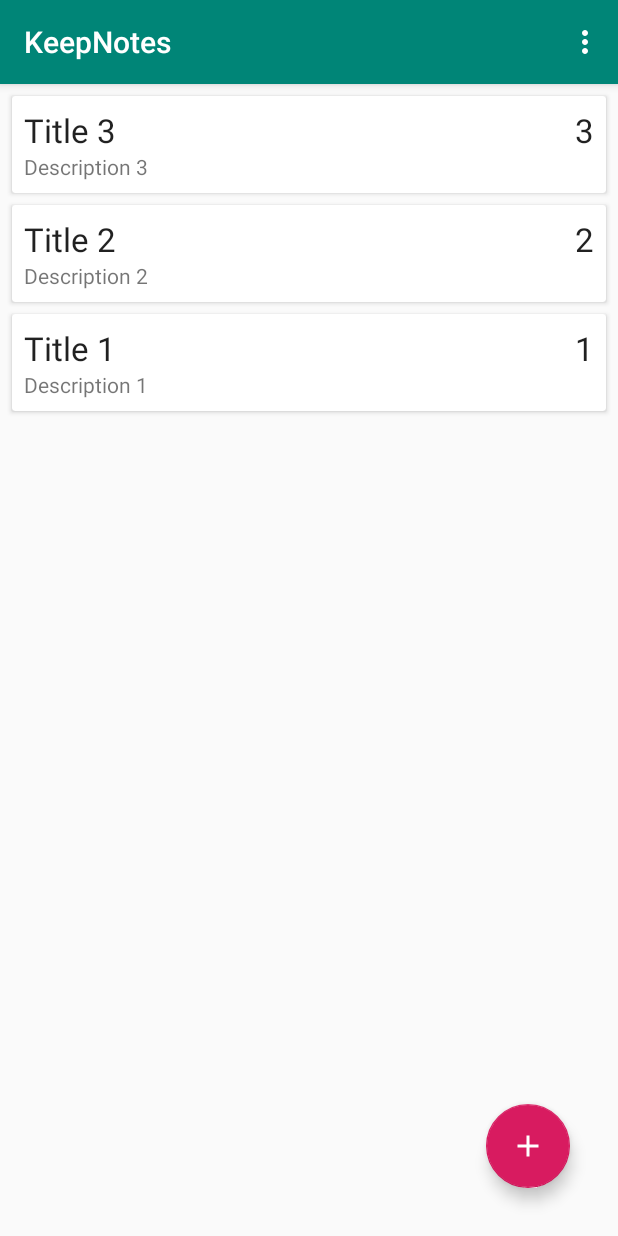
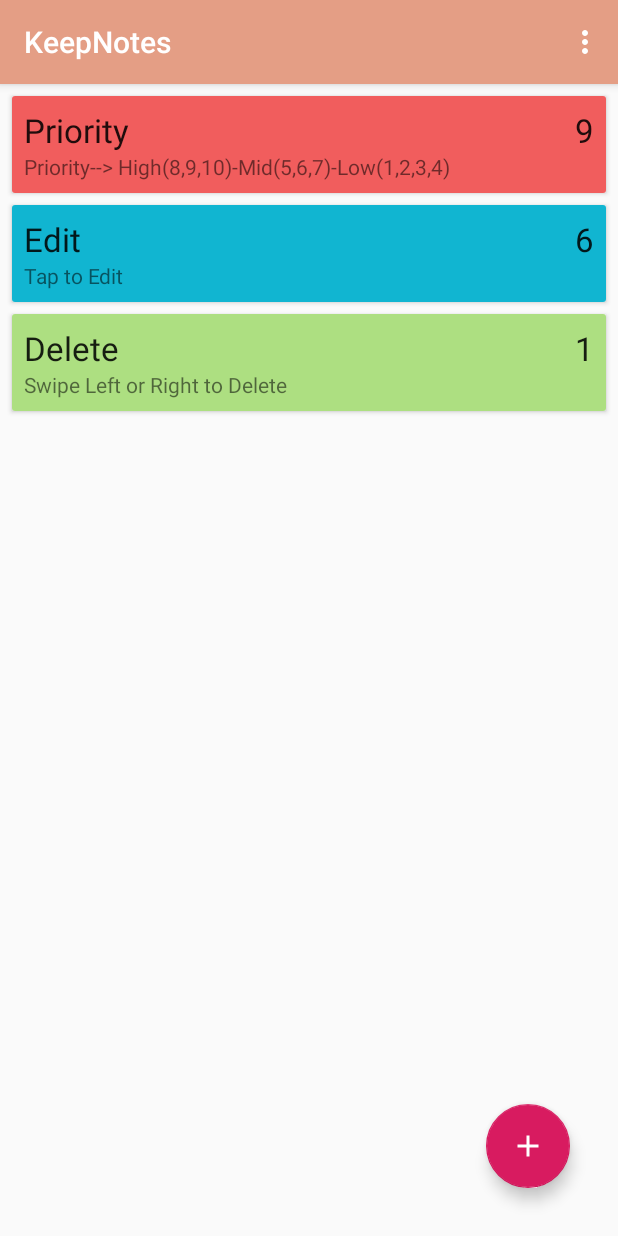
Before and after one commit to gauravdwivedi/KeepNotes, an Android app: the screen it shows after launch (MainActivity), on a phone screen of 412 x 824 dp. Run offline under Robolectric (Android 15) with nearby library versions, the phone set to English and light mode, and no system bars; our stand-ins replace Room's generated code.

Commit message:
Second commit

```diff
--- a/app/src/main/java/com/focustowardsfuture/gaurav/keepnotes/AddEditNoteActivity.java
+++ b/app/src/main/java/com/focustowardsfuture/gaurav/keepnotes/AddEditNoteActivity.java
@@ -31,6 +31,7 @@ private NumberPicker numberPickerPriority;
         edittextTitle = findViewById(R.id.edit_text_title);
         editTextDescription = findViewById(R.id.edit_text_description);
         numberPickerPriority = findViewById(R.id.number_picker_priority);
+
 
         numberPickerPriority.setMinValue(1);
         numberPickerPriority.setMaxValue(10);
--- a/app/src/main/java/com/focustowardsfuture/gaurav/keepnotes/MainActivity.java
+++ b/app/src/main/java/com/focustowardsfuture/gaurav/keepnotes/MainActivity.java
@@ -151,6 +151,10 @@ public class MainActivity extends AppCompatActivity {
                 Toast.makeText(this, "All Notes deleted", Toast.LENGTH_SHORT).show();
                 return true;
 
+            case R.id.about_us:
+                Intent i =new Intent(MainActivity.this,AboutUs.class);
+                startActivity(i);
+
                 default:
                     return super.onOptionsItemSelected(item);
         }
--- a/app/src/main/java/com/focustowardsfuture/gaurav/keepnotes/NoteAdapter.java
+++ b/app/src/main/java/com/focustowardsfuture/gaurav/keepnotes/NoteAdapter.java
@@ -3,6 +3,7 @@ package com.focustowardsfuture.gaurav.keepnotes;
 import android.view.LayoutInflater;
 import android.view.View;
 import android.view.ViewGroup;
+import android.widget.RelativeLayout;
 import android.widget.TextView;
 
 import androidx.annotation.NonNull;
@@ -20,6 +21,7 @@ public class NoteAdapter extends ListAdapter<Note, NoteAdapter.NoteHolde> {
 
    // private List<Note> notes = new ArrayList<>(); //bcz we passed the list to the super class, it will takecare of it
     private OnItemClickListener listener;
+
 
     public NoteAdapter() {
         super(DIFF_CALLBACK);
@@ -54,12 +56,14 @@ public class NoteAdapter extends ListAdapter<Note, NoteAdapter.NoteHolde> {
         holder.textViewTitle.setText(currentNote.getTitle());
         holder.textViewDescription.setText(currentNote.getDescription());
         holder.textViewPriority.setText(String.valueOf(currentNote.getPriority()));
-
+        if(currentNote.getPriority()>7){
+            holder.relativeLayout.setBackgroundResource(R.color.priorityHigh);
+        } else if(currentNote.getPriority()>4 && currentNote.getPriority()<8){
+            holder.relativeLayout.setBackgroundResource(R.color.priorityMid);
+        }else{
+            holder.relativeLayout.setBackgroundResource(R.color.priorityLow);
+        }
     }
-
-
-
-
     public Note getNoteAt(int position) {
         return getItem(position);
     }
@@ -69,6 +73,7 @@ public class NoteAdapter extends ListAdapter<Note, NoteAdapter.NoteHolde> {
         private TextView textViewTitle;
         private TextView textViewDescription;
         private TextView textViewPriority;
+        private RelativeLayout relativeLayout;
 
 
         public NoteHolde(@NonNull View itemView) {
@@ -76,6 +81,8 @@ public class NoteAdapter extends ListAdapter<Note, NoteAdapter.NoteHolde> {
             textViewTitle = itemView.findViewById(R.id.text_view_title);
             textViewDescription = itemView.findViewById(R.id.text_view_description);
             textViewPriority = itemView.findViewById(R.id.text_view_priority);
+            relativeLayout=itemView.findViewById(R.id.container);
+
 
             itemView.setOnClickListener(new View.OnClickListener() {
                 @Override
--- a/app/src/main/java/com/focustowardsfuture/gaurav/keepnotes/NoteDatabase.java
+++ b/app/src/main/java/com/focustowardsfuture/gaurav/keepnotes/NoteDatabase.java
@@ -46,9 +46,9 @@ public abstract class NoteDatabase extends RoomDatabase {
         }
         @Override
         protected Void doInBackground(Void... voids) {
-            noteDao.insert(new Note("Title 1","Description 1", 1));
-            noteDao.insert(new Note("Title 2","Description 2", 2));
-            noteDao.insert(new Note("Title 3","Description 3", 3));
+            noteDao.insert(new Note("Delete","Swipe Left or Right to Delete", 1));
+            noteDao.insert(new Note("Edit","Tap to Edit", 6));
+            noteDao.insert(new Note("Priority","Priority--> High(8,9,10)-Mid(5,6,7)-Low(1,2,3,4)", 9));
             return null;
         }
     }
--- a/app/src/main/res/layout/activity_add_note.xml
+++ b/app/src/main/res/layout/activity_add_note.xml
@@ -5,6 +5,7 @@
     android:layout_width="match_parent"
     android:orientation="vertical"
     android:padding="16dp"
+    android:background="@color/AddEditColor"
     android:layout_height="match_parent"
     tools:context=".AddEditNoteActivity">
 <EditText
--- a/app/src/main/res/menu/delete_menu.xml
+++ b/app/src/main/res/menu/delete_menu.xml
@@ -5,4 +5,8 @@
     android:id="@+id/delete_all_notes"
     android:title="Delete All Notes"
     app:showAsAction="never"/>
+    <item
+        android:id="@+id/about_us"
+        android:title="About Us"
+        app:showAsAction="never"/>
 </menu>
--- a/app/src/main/res/values/colors.xml
+++ b/app/src/main/res/values/colors.xml
@@ -1,6 +1,11 @@
 <?xml version="1.0" encoding="utf-8"?>
 <resources>
-    <color name="colorPrimary">#008577</color>
-    <color name="colorPrimaryDark">#00574B</color>
+    <color name="colorPrimary">#E49E85</color>
+    <color name="colorPrimaryDark">#E91E63</color>
     <color name="colorAccent">#D81B60</color>
+    <color name="priorityHigh">#F15D5D</color>
+    <color name="priorityMid">#11B5D1</color>
+    <color name="priorityLow">#ADDF81</color>
+    <color name="AddEditColor">#E9D1D1</color>
+    <color name="title_bar">#F8F4F4</color>
 </resources>
--- a/app/src/main/res/values/strings.xml
+++ b/app/src/main/res/values/strings.xml
@@ -1,4 +1,9 @@
 <resources>
     <string name="app_name">KeepNotes</string>
     <string name="action_settings">Settings</string>
+    <string name="aboutus">About Us :</string>
+    <string name="Email">Email :</string>
+    <string name="email">    gauravdwivedi@hotmail.com</string>
+    <string name="addfree"> Advertisement Free</string>
+    <string name="github"> https://github.com/gauravdwivedi</string>
 </resources>
--- a/app/src/main/res/values/styles.xml
+++ b/app/src/main/res/values/styles.xml
@@ -1,11 +1,16 @@
 <resources>
 
     <!-- Base application theme. -->
-    <style name="AppTheme" parent="Theme.AppCompat.Light.DarkActionBar">
+    <style name="AppTheme" parent="Theme.AppCompat.Light">
         <!-- Customize your theme here. -->
         <item name="colorPrimary">@color/colorPrimary</item>
         <item name="colorPrimaryDark">@color/colorPrimaryDark</item>
         <item name="colorAccent">@color/colorAccent</item>
+    </style>
+    <style name="TextAppearance.AppCompat.Widget.ActionBar.Title" parent="android:style/TextAppearance">
+        <item name="android:textSize">30sp</item>
+        <item name="android:textColor">@color/title_bar</item>
+        <item name="android:fontFamily">monospace</item>
     </style>
 
     <style name="AppTheme.NoActionBar">
```
Also changed, not shown: app/src/main/AndroidManifest.xml (+5 -3 lines), app/src/main/java/com/focustowardsfuture/gaurav/keepnotes/AboutUs.java (added, +15 -0 lines), app/src/main/res/layout/activity_about_us.xml (added, +41 -0 lines).
